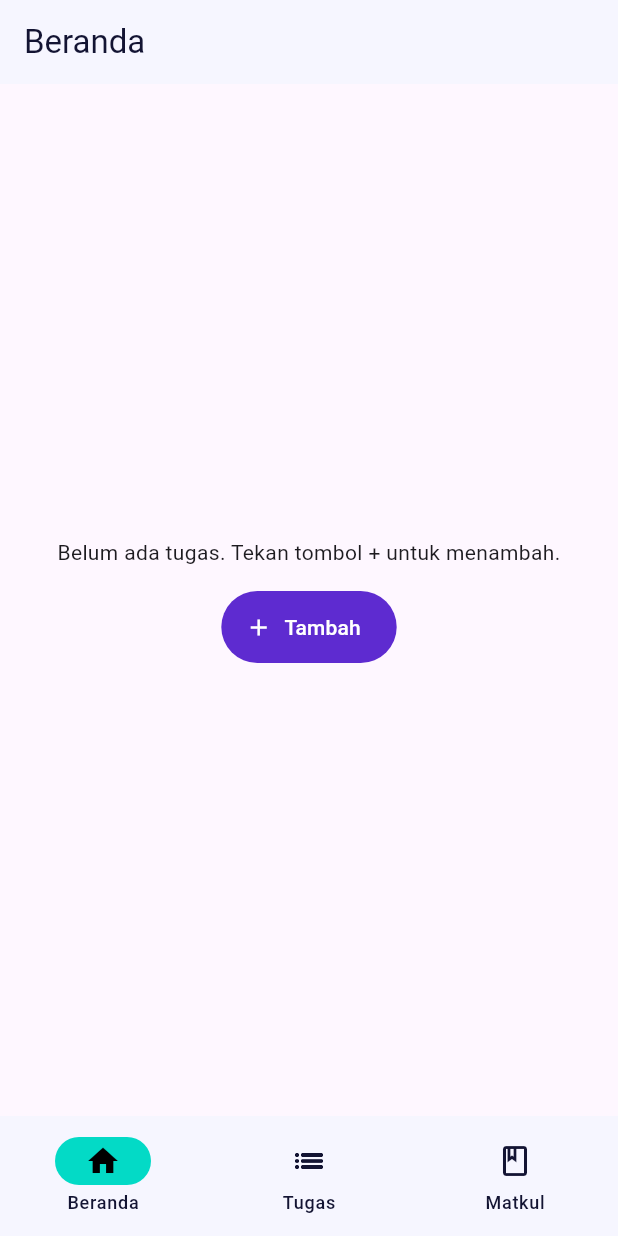
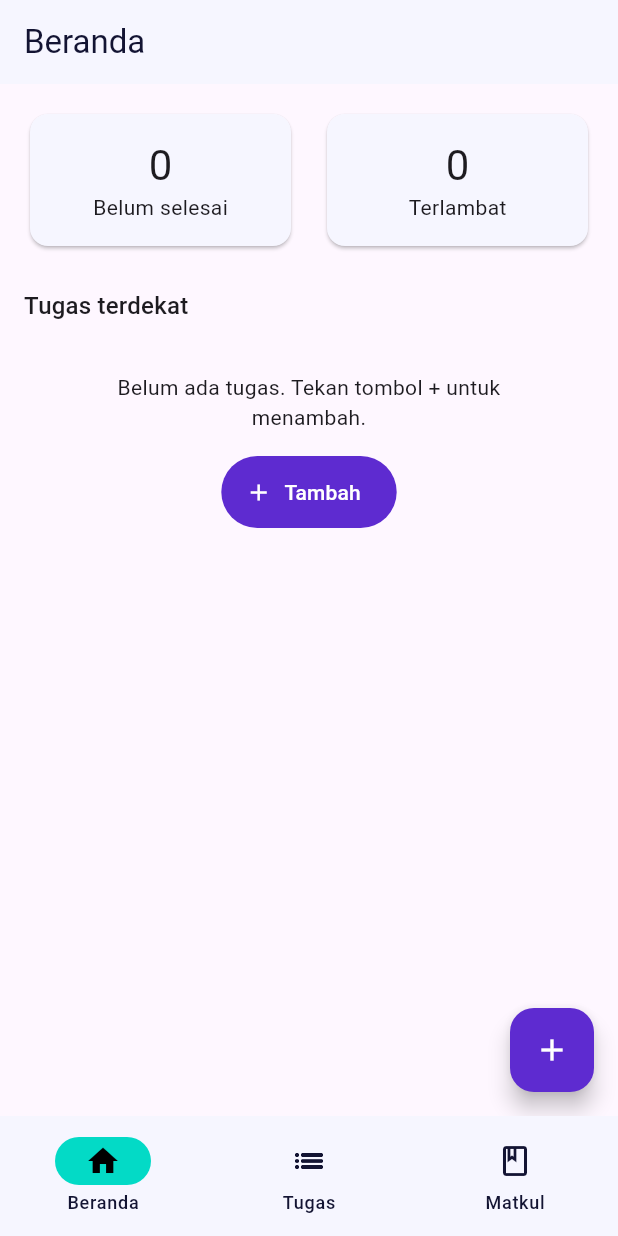
Before and after one commit to TudeOrangBiasa/remindly-app, a Flutter app: the screen it shows after launch, on a phone screen of 412 x 824 dp. Run offline on Flutter 3.47's test engine with Material 3 defaults, Android fonts, the phone set to English and light mode, and no system bars; our stand-ins replace sqflite; accounts and stored records are empty.

Commit message:
[REM-06a] Beranda 3 angka plus 3 terdekat
- HomePage angka belum selesai dan terlambat plus 3 terdekat
- Badge H-1 dan terlambat di baris terdekat
- Reload tiap build agar angka ikut perubahan tab lain
- Widget test 4 kasus plus flow home.yaml

```diff
--- a/lib/pages/home_page.dart
+++ b/lib/pages/home_page.dart
@@ -1,18 +1,163 @@
 import 'package:flutter/material.dart';
 
+import 'package:remindly_app/database/app_database.dart';
+import 'package:remindly_app/database/tugas_repo.dart';
+import 'package:remindly_app/models/tugas.dart';
+import 'package:remindly_app/pages/task_form_page.dart';
+import 'package:remindly_app/theme/tokens.dart';
 import 'package:remindly_app/widgets/empty_state.dart';
+import 'package:remindly_app/widgets/status_badge.dart';
+import 'package:sqflite/sqflite.dart';
 
-class HomePage extends StatelessWidget {
-  const new({super.key});
+class _Ringkas {
+  const new({
+    required this.belum,
+    required this.terlambat,
+    required this.terdekat,
+  });
+
+  final int belum;
+  final int terlambat;
+  final List<Tugas> terdekat;
+}
+
+class HomePage extends StatefulWidget {
+  const new({super.key, this.db});
+
+  final Database? db;
+
+  @override
+  State<HomePage> createState() => _HomePageState();
+}
+
+class _HomePageState extends State<HomePage> {
+  late final Future<Database> _db;
+
+  @override
+  void initState() {
+    super.initState();
+    _db = widget.db != null ? Future.value(widget.db) : AppDatabase.open();
+  }
+
+  Future<_Ringkas> _muat(DateTime sekarang) async {
+    final db = await _db;
+    final semua = await TugasRepository(db).daftar(FilterTugas.semua);
+    var terlambat = 0;
+    for (final t in semua) {
+      if (t.isTerlambat(sekarang)) terlambat++;
+    }
+    return _Ringkas(
+      belum: semua.where((t) => !t.selesai).length,
+      terlambat: terlambat,
+      terdekat: semua.where((t) => !t.selesai).take(3).toList(),
+    );
+  }
+
+  Future<void> _bukaForm() async {
+    final db = await _db;
+    if (!mounted) return;
+    await Navigator.of(
+      context,
+    ).push<bool>(MaterialPageRoute<bool>(builder: (_) => TaskFormPage(db: db)));
+    if (mounted) setState(() {});
+  }
+
+  String _tampil(DateTime d) => '${d.day}/${d.month}/${d.year}';
 
   @override
   Widget build(BuildContext context) {
+    final sekarang = DateTime.now();
     return Scaffold(
       appBar: AppBar(title: const Text('Beranda')),
-      body: EmptyState(
-        message: 'Belum ada tugas. Tekan tombol + untuk menambah.',
-        onAdd: () {},
+      body: FutureBuilder<_Ringkas>(
+        future: _muat(sekarang),
+        builder: (context, snapshot) {
+          if (!snapshot.hasData) {
+            return const Center(child: CircularProgressIndicator());
+          }
+          final data = snapshot.data!;
+          return ListView(
+            padding: const EdgeInsets.all(AppTokens.spaceM),
+            children: [
+              Row(
+                children: [
+                  Expanded(
+                    child: _Angka(
+                      kunci: 'angka-belum',
+                      label: 'Belum selesai',
+                      nilai: data.belum,
+                    ),
+                  ),
+                  const SizedBox(width: AppTokens.spaceM),
+                  Expanded(
+                    child: _Angka(
+                      kunci: 'angka-terlambat',
+                      label: 'Terlambat',
+                      nilai: data.terlambat,
+                    ),
+                  ),
+                ],
+              ),
+              const SizedBox(height: AppTokens.spaceL),
+              Text(
+                'Tugas terdekat',
+                style: Theme.of(context).textTheme.titleMedium,
+              ),
+              const SizedBox(height: AppTokens.spaceS),
+              if (data.terdekat.isEmpty)
+                EmptyState(
+                  message: 'Belum ada tugas. Tekan tombol + untuk menambah.',
+                  onAdd: _bukaForm,
+                )
+              else
+                for (final t in data.terdekat)
+                  ListTile(
+                    key: Key('beranda-${t.id}'),
+                    contentPadding: EdgeInsets.zero,
+                    title: Text(t.judul),
+                    subtitle: Text(_tampil(t.deadline)),
+                    trailing: t.isTerlambat(sekarang)
+                        ? const StatusBadge.terlambat()
+                        : t.isHampir(sekarang)
+                        ? const StatusBadge.hampir()
+                        : null,
+                  ),
+            ],
+          );
+        },
+      ),
+      floatingActionButton: FloatingActionButton(
+        tooltip: 'Tambah tugas',
+        onPressed: _bukaForm,
+        child: const Icon(Icons.add),
       ),
     );
   }
 }
+
+class _Angka extends StatelessWidget {
+  const new({required this.kunci, required this.label, required this.nilai});
+
+  final String kunci;
+  final String label;
+  final int nilai;
+
+  @override
+  Widget build(BuildContext context) {
+    return Card(
+      child: Padding(
+        padding: const EdgeInsets.all(AppTokens.spaceM),
+        child: Column(
+          children: [
+            Text(
+              '$nilai',
+              key: Key(kunci),
+              style: Theme.of(context).textTheme.headlineMedium,
+            ),
+            Text(label),
+          ],
+        ),
+      ),
+    );
+  }
+}
--- /dev/null
+++ b/maestro/flows/home.yaml
@@ -0,0 +1,10 @@
+appId: com.remindly.app.remindly_app
+---
+- launchApp
+- extendedWaitUntil:
+    visible: Beranda
+    timeout: 60000
+- assertVisible: Belum selesai
+- assertVisible: Terlambat
+- assertVisible: Tugas terdekat
+- assertVisible: Belum ada tugas.*
```
Also changed, not shown: 2 other files.
